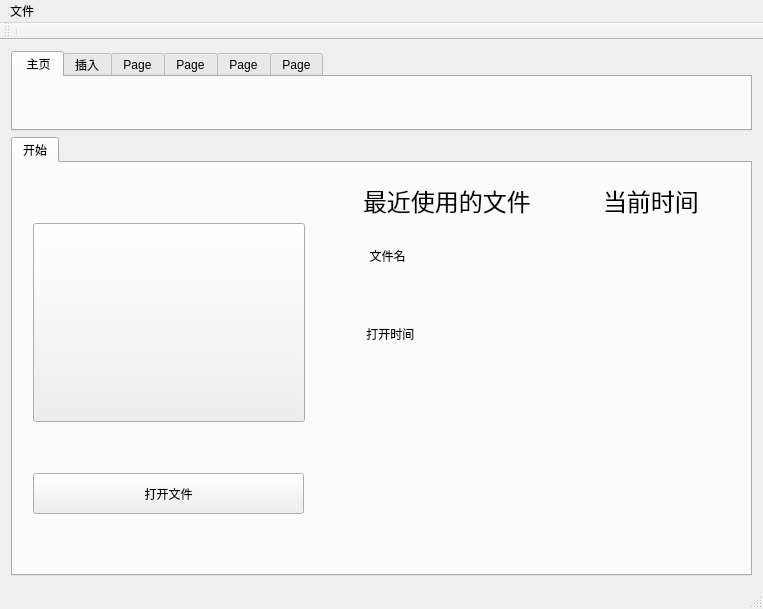
The window that mainwindow.ui (charon-cheung/QSketch) describes before a commit, drawn with Qt 5.
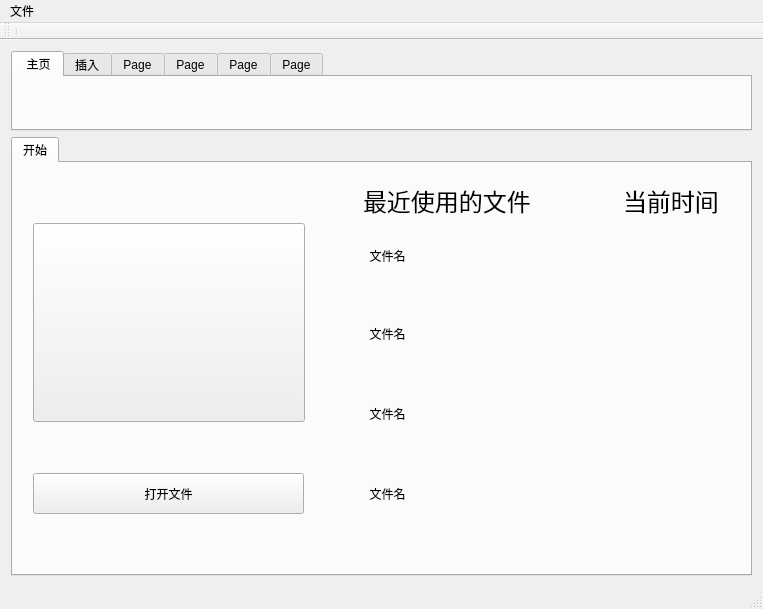
The same window after the commit. Icons and pictures are not drawn.

Commit message: feat: 对文件进行是否保存和新建的判断，其他一些小修改

```diff
--- a/mainwindow.ui
+++ b/mainwindow.ui
@@ -276,7 +276,7 @@
          <widget class="QLabel" name="label_3">
           <property name="geometry">
            <rect>
-            <x>590</x>
+            <x>610</x>
             <y>20</y>
             <width>101</width>
             <height>31</height>
@@ -291,7 +291,7 @@
            <rect>
             <x>350</x>
             <y>72</y>
-            <width>81</width>
+            <width>171</width>
             <height>41</height>
            </rect>
           </property>
@@ -304,12 +304,38 @@
            <rect>
             <x>350</x>
             <y>150</y>
-            <width>81</width>
+            <width>171</width>
             <height>41</height>
            </rect>
           </property>
           <property name="text">
-           <string> 打开时间</string>
+           <string>  文件名</string>
+          </property>
+         </widget>
+         <widget class="QLabel" name="label_6">
+          <property name="geometry">
+           <rect>
+            <x>350</x>
+            <y>230</y>
+            <width>171</width>
+            <height>41</height>
+           </rect>
+          </property>
+          <property name="text">
+           <string>  文件名</string>
+          </property>
+         </widget>
+         <widget class="QLabel" name="label_7">
+          <property name="geometry">
+           <rect>
+            <x>350</x>
+            <y>310</y>
+            <width>171</width>
+            <height>41</height>
+           </rect>
+          </property>
+          <property name="text">
+           <string>  文件名</string>
           </property>
          </widget>
         </widget>
```
Left out of the diff: 14 changed lines with no effect on the pictures. The commit also changes 13 other files.
